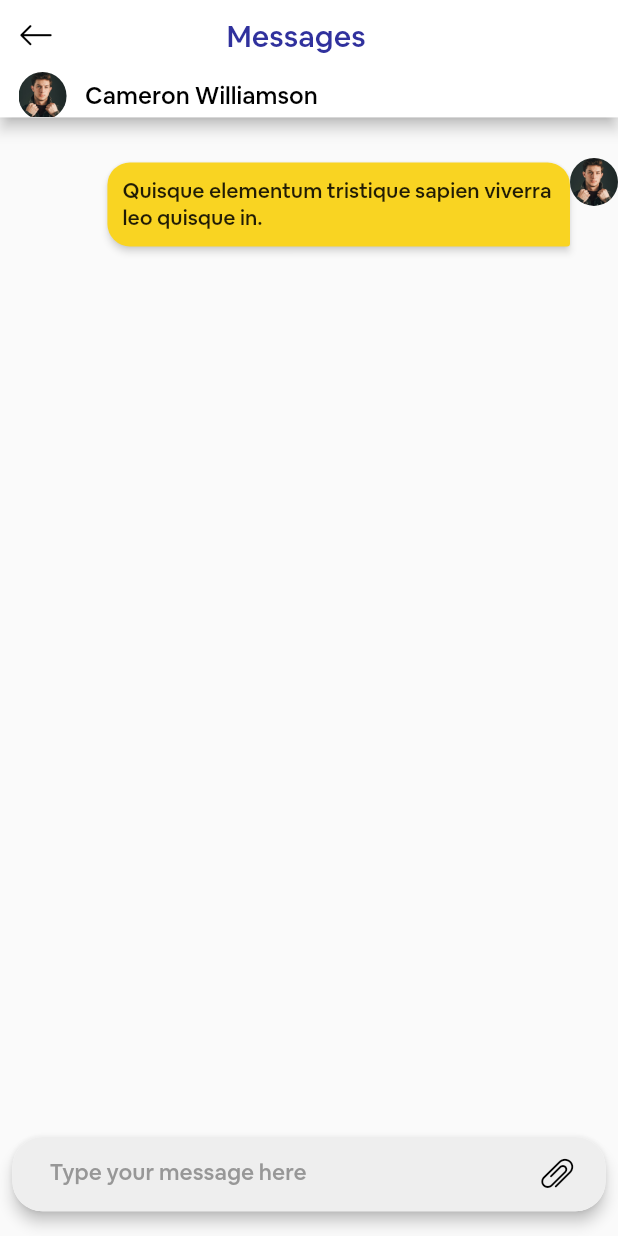
After one commit to ajayphogat/Audition-App_Flutter, a Flutter app: the MessagePage screen opened by its route, on a phone screen of 412 x 824 dp. The commit adds this screen. Run offline on Flutter 3.47's test engine with Material 2 defaults, Android fonts, the phone set to English and light mode, and no system bars; drawn by our look-alikes of flutter_chat_bubble; our stand-ins replace flutter_svg, readmore.

Commit message:
working on Message Page

```diff
--- a/lib/main.dart
+++ b/lib/main.dart
@@ -15,6 +15,7 @@ import 'package:first_app/pages/categorySection/categoryDetailPage.dart';
 import 'package:first_app/pages/categorySection/categoryPageGrid.dart';
 import 'package:first_app/pages/categorySection/descriptionPage.dart';
 import 'package:first_app/pages/inboxPages/inboxPage.dart';
+import 'package:first_app/pages/inboxPages/messagePage.dart';
 import 'package:first_app/pages/myApplicationPages/myApplicationPage.dart';
 import 'package:first_app/pages/myProfilePages/detailMenuPage.dart';
 import 'package:first_app/pages/myProfilePages/detailPages/appearancePage.dart';
@@ -85,6 +86,7 @@ class MyAPP extends StatelessWidget {
           // Inbox Page Section
           InboxPage.routeName: (context) => const InboxPage(),
           InboxMessagePage.routeName: (context) => const InboxMessagePage(),
+          MessagePage.routeName: (context) => const MessagePage(),
 
           // My Profile Page Section
           MyProfile.routeName: (context) => const MyProfile(),
--- a/lib/pages/inboxPages/inboxPage.dart
+++ b/lib/pages/inboxPages/inboxPage.dart
@@ -1,5 +1,6 @@
 import 'package:first_app/common/data.dart';
 import 'package:first_app/constants.dart';
+import 'package:first_app/pages/inboxPages/messagePage.dart';
 import 'package:flutter/material.dart';
 
 class InboxMessagePage extends StatefulWidget {
@@ -23,7 +24,11 @@ class _InboxMessagePageState extends State<InboxMessagePage> {
           itemCount: inboxMessageData.length,
           itemBuilder: (context, index) {
             List<String> data = inboxMessageData[index];
-            return SizedBox(
+            return InkWell(
+              onTap: () {
+                Navigator.pushNamed(context, MessagePage.routeName);
+              },
+              child: SizedBox(
                 child: Column(
                   children: [
                     ListTile(
@@ -60,6 +65,7 @@ class _InboxMessagePageState extends State<InboxMessagePage> {
                     ),
                   ],
                 ),
+              ),
             );
           },
         ),
--- /dev/null
+++ b/lib/pages/inboxPages/messagePage.dart
@@ -0,0 +1,191 @@
+import 'package:first_app/constants.dart';
+import 'package:first_app/customize/my_flutter_app_icons.dart';
+import 'package:first_app/main.dart';
+import 'package:flutter/material.dart';
+import 'package:flutter_chat_bubble/bubble_type.dart';
+import 'package:flutter_chat_bubble/chat_bubble.dart';
+import 'package:flutter_chat_bubble/clippers/chat_bubble_clipper_1.dart';
+import 'package:flutter_chat_bubble/clippers/chat_bubble_clipper_10.dart';
+import 'package:flutter_chat_bubble/clippers/chat_bubble_clipper_2.dart';
+import 'package:flutter_chat_bubble/clippers/chat_bubble_clipper_3.dart';
+import 'package:flutter_chat_bubble/clippers/chat_bubble_clipper_4.dart';
+import 'package:flutter_chat_bubble/clippers/chat_bubble_clipper_5.dart';
+import 'package:flutter_chat_bubble/clippers/chat_bubble_clipper_6.dart';
+import 'package:flutter_chat_bubble/clippers/chat_bubble_clipper_7.dart';
+import 'package:flutter_chat_bubble/clippers/chat_bubble_clipper_8.dart';
+import 'package:flutter_chat_bubble/clippers/chat_bubble_clipper_9.dart';
+
+class MessagePage extends StatefulWidget {
+  const MessagePage({Key? key}) : super(key: key);
+
+  static const String routeName = "/message-page";
+
+  @override
+  State<MessagePage> createState() => _MessagePageState();
+}
+
+class _MessagePageState extends State<MessagePage> {
+  @override
+  Widget build(BuildContext context) {
+    double screenWidth = MediaQuery.of(context).size.width;
+    double screenHeight = MediaQuery.of(context).size.height;
+    return Scaffold(
+      appBar: AppBar(
+        backgroundColor: Colors.white,
+        toolbarHeight: screenHeight * 0.095,
+        actions: [
+          Column(
+            children: [
+              SizedBox(
+                width: screenWidth,
+                child: Row(
+                  mainAxisAlignment: MainAxisAlignment.start,
+                  children: [
+                    IconButton(
+                      icon: const Icon(MyFlutterApp.bi_arrow_down,
+                          color: Colors.black),
+                      onPressed: () {
+                        print("Hello");
+                        Navigator.pop(context);
+                      },
+                    ),
+                    Padding(
+                      padding: EdgeInsets.only(left: screenWidth * 0.25),
+                      child: const Text(
+                        "Messages",
+                        style: TextStyle(
+                          color: thirdColor,
+                          fontSize: 20,
+                        ),
+                      ),
+                    ),
+                  ],
+                ),
+              ),
+              Container(
+                width: screenWidth,
+                padding: EdgeInsets.only(left: screenWidth * 0.03),
+                child: Row(
+                  mainAxisAlignment: MainAxisAlignment.start,
+                  children: [
+                    Container(
+                      width: 32,
+                      height: 32,
+                      decoration: const BoxDecoration(
+                        shape: BoxShape.circle,
+                      ),
+                      child: ClipRRect(
+                        borderRadius: BorderRadius.circular(50),
+                        child: Image.asset("asset/images/uiImages/face.png",
+                            fit: BoxFit.cover),
+                      ),
+                    ),
+                    SizedBox(width: screenWidth * 0.03),
+                    const Text(
+                      "Cameron Williamson",
+                      style: TextStyle(
+                        color: Colors.black,
+                        fontSize: 16,
+                      ),
+                    ),
+                  ],
+                ),
+              ),
+            ],
+          ),
+        ],
+      ),
+      body: Stack(
+        clipBehavior: Clip.none,
+        children: [
+          Padding(
+            padding: EdgeInsets.only(bottom: screenHeight * 0.10),
+            child: SingleChildScrollView(
+              child: Column(
+                children: [
+                  Row(
+                    mainAxisAlignment: MainAxisAlignment.end,
+                    children: [
+                      Padding(
+                        padding: const EdgeInsets.only(top: 30),
+                        child: ChatBubble(
+                          clipper:
+                              ChatBubbleClipper10(type: BubbleType.sendBubble),
+                          alignment: Alignment.topRight,
+                          backGroundColor: secondoryColor,
+                          child: Container(
+                            constraints: BoxConstraints(
+                              maxWidth: screenWidth * 0.7,
+                            ),
+                            child: const Text(
+                                "Quisque elementum tristique sapien viverra leo quisque in."),
+                          ),
+                        ),
+                      ),
+                      Container(
+                        width: 32,
+                        height: 32,
+                        decoration: const BoxDecoration(
+                          shape: BoxShape.circle,
+                        ),
+                        child: ClipRRect(
+                          borderRadius: BorderRadius.circular(32),
+                          child: Image.asset("asset/images/uiImages/face.png",
+                              fit: BoxFit.cover),
+                        ),
+                      ),
+                    ],
+                  ),
+                ],
+              ),
+            ),
+          ),
+          Column(
+            mainAxisAlignment: MainAxisAlignment.end,
+            children: [
+              Padding(
+                padding: EdgeInsets.symmetric(
+                  horizontal: screenWidth * 0.02,
+                  vertical: screenHeight * 0.02,
+                ),
+                child: Material(
+                  borderRadius: BorderRadius.circular(20),
+                  elevation: 4,
+                  child: Container(
+                    width: screenWidth,
+                    height: screenHeight * 0.06,
+                    alignment: Alignment.centerLeft,
+                    padding: EdgeInsets.only(
+                        left: screenWidth * 0.06, right: screenWidth * 0.02),
+                    decoration: BoxDecoration(
+                      borderRadius: BorderRadius.circular(20),
+                      color: Colors.grey[200],
+                    ),
+                    child: TextFormField(
+                      decoration: InputDecoration(
+                        hintText: "Type your message here",
+                        hintStyle: const TextStyle(
+                          fontSize: 15,
+                          fontFamily: fontFamily,
+                          color: placeholderTextColor,
+                        ),
+                        border: InputBorder.none,
+                        suffixIcon: IconButton(
+                          icon: const Icon(
+                            MyFlutterApp.clarity_attachment_line,
+                            color: Colors.black,
+                          ),
+                          onPressed: () {},
+                        ),
+                      ),
+                    ),
+                  ),
+                ),
+              ),
+            ],
+          ),
+        ],
+      ),
+    );
+  }
+}
--- a/pubspec.yaml
+++ b/pubspec.yaml
@@ -31,7 +31,9 @@ dependencies:
   cupertino_icons: ^1.0.2
   flutter:
     sdk: flutter
+  flutter_chat_bubble: ^2.0.0
   flutter_svg: ^1.1.1+1
+  page_transition: ^2.0.9
   readmore: ^2.2.0
 
 dev_dependencies:
@@ -73,7 +75,6 @@ flutter:
       fonts:
         - asset: asset/fonts/AirbnbCereal_W_Md.otf
         - asset: asset/fonts/AirbnbCereal_W_Bd.otf
-
   #       - asset: fonts/Schyler-Italic.ttf
   #         style: italic
   #   - family: Trajan Pro
```
Also changed, not shown: pubspec.lock. Lines whose indentation alone changed are shown as unchanged.
